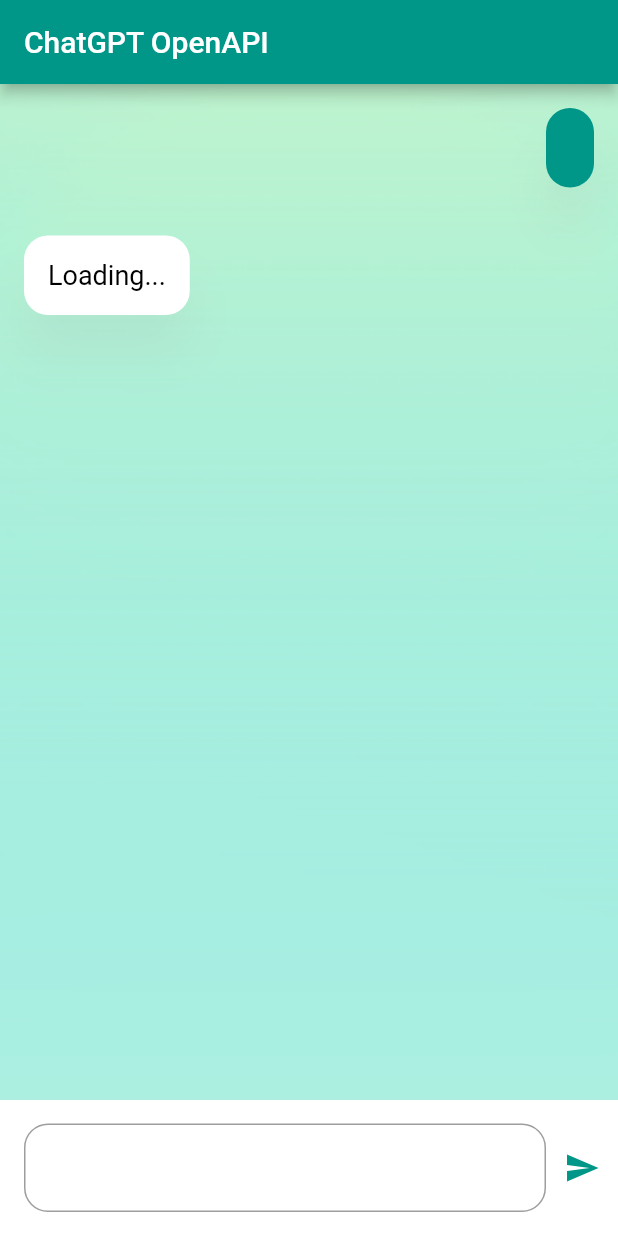
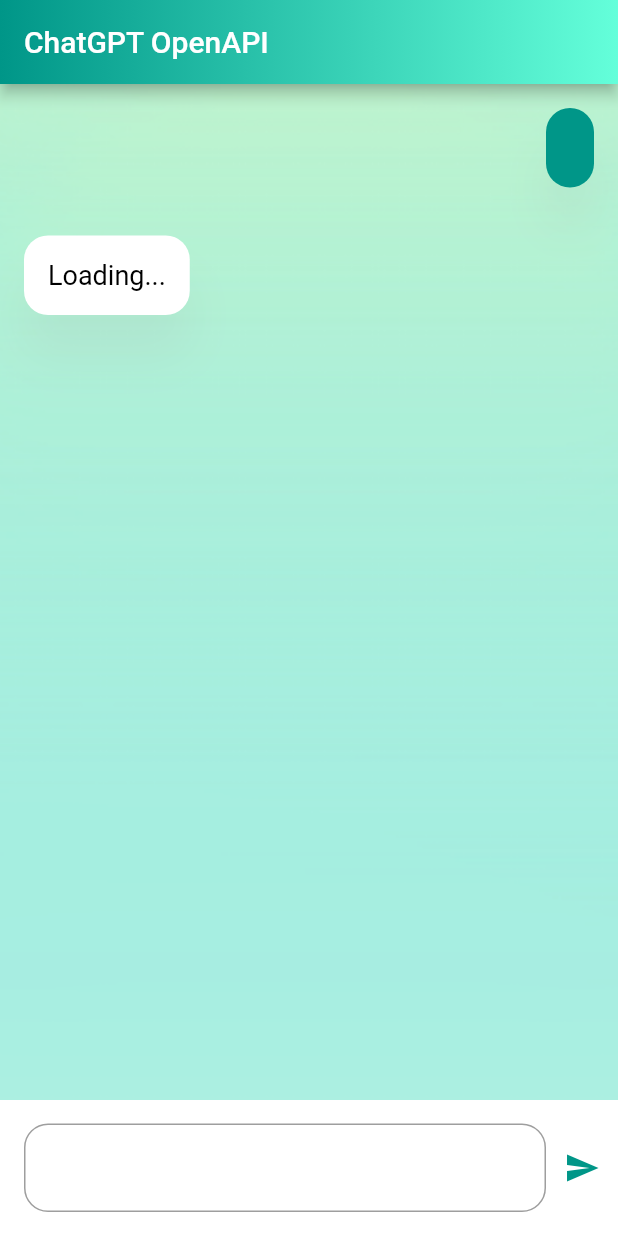
Before and after one commit to nnpanh/advanced-mobile-chat-gpt-flutter, a Flutter app: the screen it shows after launch, on a phone screen of 412 x 824 dp. Run offline on Flutter 3.47's test engine with Material 2 defaults, Android fonts, the phone set to English and light mode, and no system bars; our stand-ins replace new_gradient_app_bar; missing offline and left inert: chat_gpt_sdk.

Commit message:
recolor appbar

```diff
--- a/lib/main.dart
+++ b/lib/main.dart
@@ -3,6 +3,7 @@ import 'dart:async';
 import 'package:chat_gpt_sdk/chat_gpt_sdk.dart';
 import 'package:flutter/material.dart';
 import 'package:flutter/services.dart';
+import 'package:new_gradient_app_bar/new_gradient_app_bar.dart';
 
 import 'constants.dart';
 
@@ -14,6 +15,7 @@ class MyApp extends StatelessWidget {
   @override
   Widget build(BuildContext context) {
     return const MaterialApp(
+      debugShowCheckedModeBanner: false,
       home: TranslateScreen(),
     );
   }
@@ -50,6 +52,12 @@ class _TranslateScreenState extends State<TranslateScreen> {
 
   @override
   void initState() {
+    SystemChrome.setSystemUIOverlayStyle(
+      const SystemUiOverlayStyle(
+        statusBarColor: Colors.transparent,
+      ),
+    );
+
     openAI = OpenAI.instance.build(
         token: token,
         baseOption: HttpSetup(receiveTimeout: 6000),
@@ -70,11 +78,9 @@ class _TranslateScreenState extends State<TranslateScreen> {
     var size = MediaQuery.of(context).size;
     return Scaffold(
       backgroundColor: Colors.white,
-      appBar: AppBar(
-        backgroundColor: Colors.teal,
-        systemOverlayStyle: const SystemUiOverlayStyle(
-          statusBarColor: Colors.teal,
-        ),
+      appBar: NewGradientAppBar(
+        gradient: const LinearGradient(colors: [Colors.teal, Colors.tealAccent]),
+
         title: const Text("ChatGPT OpenAPI"),
       ),
       body: Column(children: [
--- a/pubspec.yaml
+++ b/pubspec.yaml
@@ -38,6 +38,7 @@ dependencies:
   dio: ^4.0.6
   shared_preferences: ^2.0.15
   chat_gpt_sdk: ^2.0.0
+  new_gradient_app_bar: ^0.2.0
 
 dev_dependencies:
   flutter_test:
```
